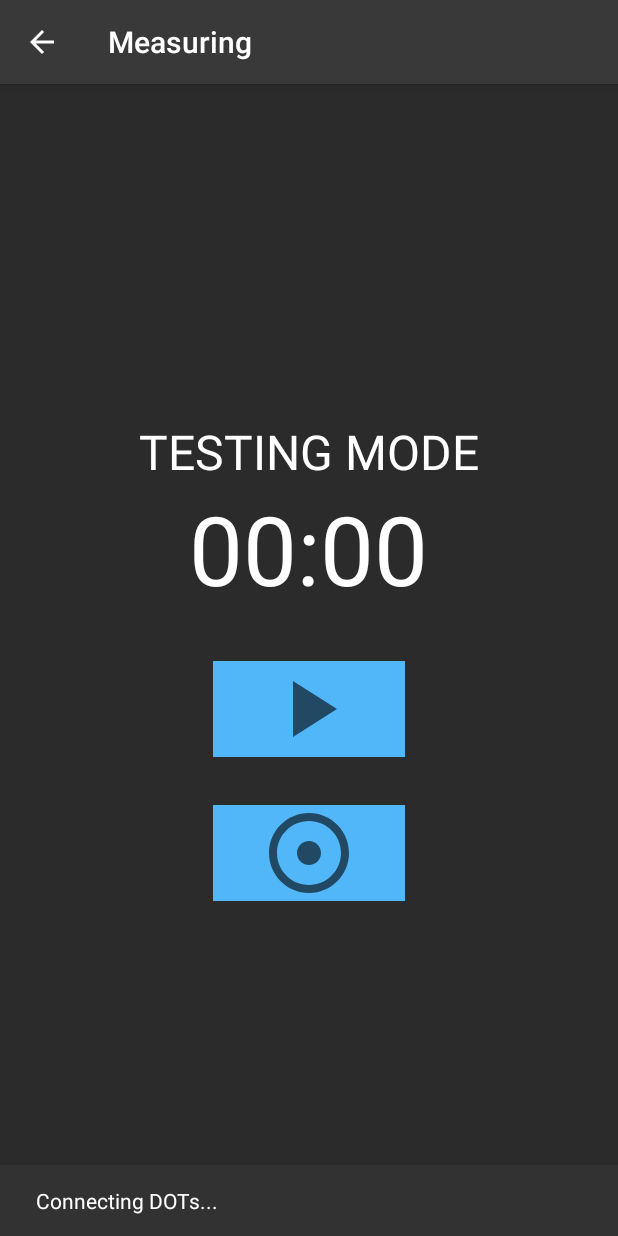
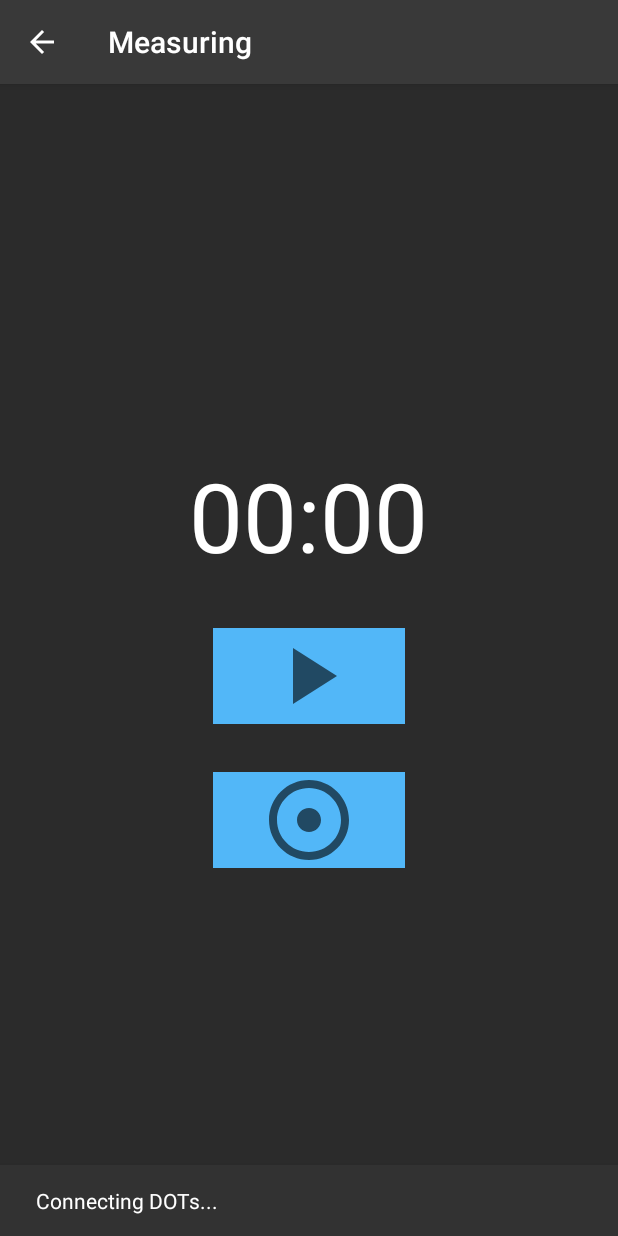
Before and after one commit to ETS-Android5/gmte-thesis, an Android app: the MeasuringActivity screen opened directly, with no data from a screen before it, on a phone screen of 412 x 824 dp. Run offline under Robolectric (Android 15) with nearby library versions, the phone set to English and light mode, and no system bars; libraries missing offline, so code that uses them is left out: com.xsens.dot; 4 statements that could not run were skipped.

Commit message:
Removed previous solution for testing mode

```diff
--- a/MTBalance/app/src/main/java/com/thesis/mtbalance/MeasuringActivity.java
+++ b/MTBalance/app/src/main/java/com/thesis/mtbalance/MeasuringActivity.java
@@ -165,10 +165,6 @@ public class MeasuringActivity extends AppCompatActivity
         mParticipantNumber = sharedPref.getString(SettingsActivity.KEY_PARTICIPANT_NUMBER, "0");
         mFeedbackMethod = sharedPref.getString(SettingsActivity.KEY_PREFERRED_FEEDBACK, "0");
         mFeedbackString = "";
-
-        // Show the testing label if the application is in testing mode
-        if (mParticipantNumber.equals("0"))
-            findViewById(R.id.testing_textview).setVisibility(View.VISIBLE);
 
         // Get the preferred threshold leniency
         mThresholdLeniency = Float.parseFloat(Objects.requireNonNull(sharedPref.getString
@@ -384,8 +380,6 @@ public class MeasuringActivity extends AppCompatActivity
             // Cleanup the BLE sensors
             cleanupBLE();
 
-            // Only save when testing mode is not activated
-            if (!mParticipantNumber.equals("0")) {
             // Finalize the DVs and format to a string, then save it to the rides file
             String dataDVS = finalizeDVS();
             mFileHelper.appendToFile("rides", dataDVS, this);
@@ -396,11 +390,6 @@ public class MeasuringActivity extends AppCompatActivity
             // Notify user
             Snackbar.make(mMeasuringLayout, "Stopped measuring and saved data.",
                     Snackbar.LENGTH_LONG).show();
-            } else {
-                // Notify user
-                Snackbar.make(mMeasuringLayout, "Stopped testing mode.",
-                        Snackbar.LENGTH_LONG).show();
-            }
 
             // Return to MainActivity after waiting for 3 seconds
             new Handler().postDelayed(new Runnable() {
--- a/MTBalance/app/src/main/res/layout/activity_measuring.xml
+++ b/MTBalance/app/src/main/res/layout/activity_measuring.xml
@@ -8,15 +8,6 @@
     android:gravity="center"
     android:orientation="vertical"
     tools:context=".MeasuringActivity">
-
-    <TextView
-        android:id="@+id/testing_textview"
-        android:layout_width="wrap_content"
-        android:layout_height="wrap_content"
-        android:text="@string/testing_string"
-        android:textColor="@color/colorText"
-        android:textSize="32sp"
-        android:visibility="gone" />
 
     <Chronometer
         android:id="@+id/chronometer"
```
Lines whose indentation alone changed are shown as unchanged.
